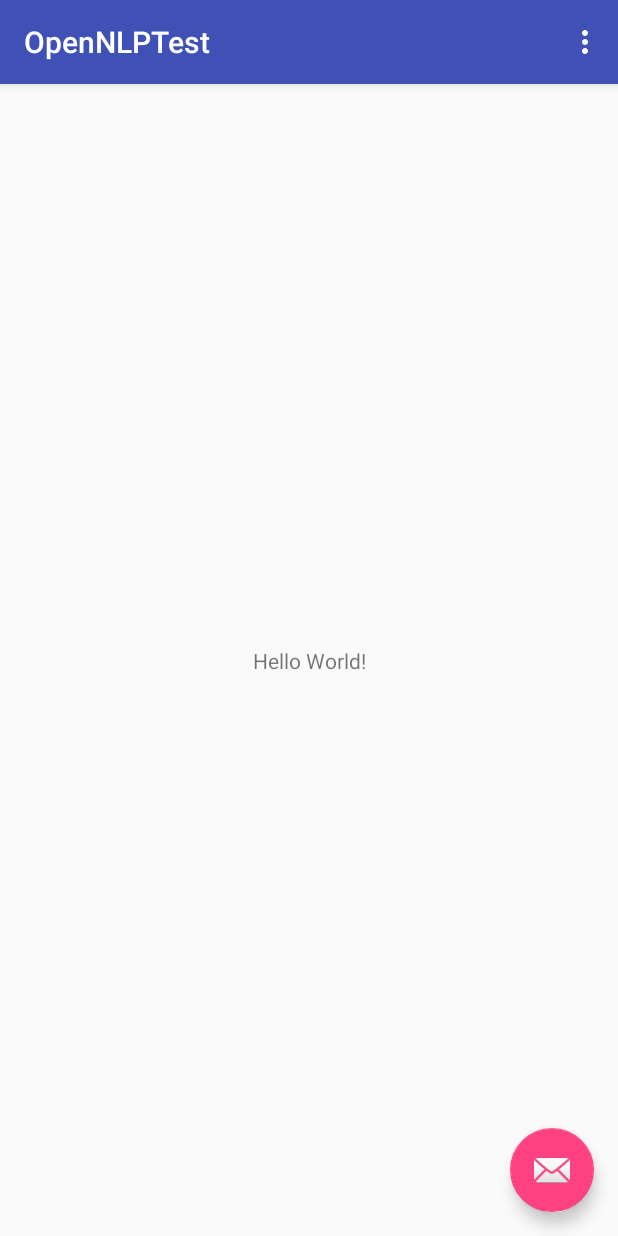
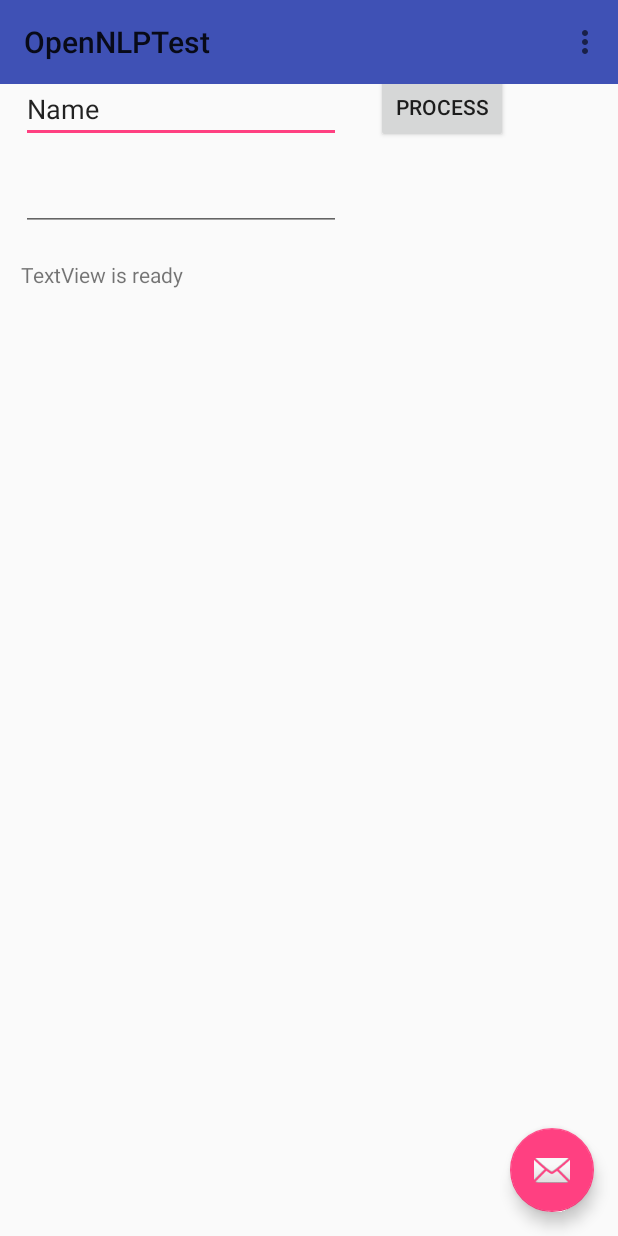
Before and after one commit to boacompiler/Personal-Assistant-Assignment, an Android app: the screen it shows after launch (MainActivity), on a phone screen of 412 x 824 dp. Run offline under Robolectric (Android 15) with nearby library versions, the phone set to English and light mode, and no system bars.

Commit message:
adds button and input for processing

```diff
--- a/app/src/main/java/com/example/robert/opennlptest/MainActivity.java
+++ b/app/src/main/java/com/example/robert/opennlptest/MainActivity.java
@@ -8,6 +8,8 @@ import android.support.v7.widget.Toolbar;
 import android.view.View;
 import android.view.Menu;
 import android.view.MenuItem;
+import android.view.inputmethod.EditorInfo;
+import android.widget.EditText;
 import android.widget.TextView;
 
 import opennlp.tools.sentdetect.SentenceDetector;
@@ -42,9 +44,45 @@ public class MainActivity extends AppCompatActivity {
                         .setAction("Action", null).show();
             }
         });
-        //my stuff
 
-        String para = "Hello computer! I am Robert, i attend Farnborough College of Technology";
+    }
+
+    @Override
+    public boolean onCreateOptionsMenu(Menu menu) {
+        // Inflate the menu; this adds items to the action bar if it is present.
+        getMenuInflater().inflate(R.menu.menu_main, menu);
+        return true;
+    }
+
+    @Override
+    public boolean onOptionsItemSelected(MenuItem item) {
+        // Handle action bar item clicks here. The action bar will
+        // automatically handle clicks on the Home/Up button, so long
+        // as you specify a parent activity in AndroidManifest.xml.
+        int id = item.getItemId();
+
+        //noinspection SimplifiableIfStatement
+        if (id == R.id.action_settings) {
+            return true;
+        }
+
+        return super.onOptionsItemSelected(item);
+    }
+
+    public void buttonOnClick(View v)
+    {
+        TextView t = (TextView)findViewById(R.id.myTextView);
+        EditText e = (EditText)findViewById(R.id.editText3);
+        t.append("\nTEST");
+        t.append(process(e.getText().toString()));
+    }
+
+    public String process(String request)
+    {
+//my stuff
+
+        //String para = "Hello computer! I am Robert, i attend Farnborough College of Technology";
+        String para = request;
 
         SentenceDetector _sentenceDetector = null;
         Tokenizer _tokenizer = null;
@@ -52,6 +90,8 @@ public class MainActivity extends AppCompatActivity {
         InputStream modelIn = null;
         InputStream modelInT = null;
         InputStream modelInN = null;
+
+        String out = "";
         try {
             // Loading sentence detection model
             modelIn = this.getAssets().open("en-sent.bin");
@@ -77,25 +117,23 @@ public class MainActivity extends AppCompatActivity {
             Span nameSpans[] = nameFinder.find(allTokens);
             //display
 
-            TextView t = (TextView)findViewById(R.id.myTextBox);
-            t.append("\nTEST");
 
             String[] sentences = _sentenceDetector.sentDetect(para);
 
             for(int i = 0;i<sentences.length;i++)
             {
-                t.append("\n" + sentences[i]);
+                out += "\n" + sentences[i];
             }
 
-            t.append("\n");
+            out += "\n";
 
             for(Span s: nameSpans)
             {
                 for(int i = s.getStart(); i< s.getEnd(); i++)
                 {
-                    t.append(allTokens[i] + " ");
+                    out += allTokens[i] + " ";
                 }
-                t.append("\n");
+                out += "\n";
             }
 
 
@@ -108,27 +146,6 @@ public class MainActivity extends AppCompatActivity {
                 } catch (final IOException e) {} // oh well!
             }
         }
-    }
-
-    @Override
-    public boolean onCreateOptionsMenu(Menu menu) {
-        // Inflate the menu; this adds items to the action bar if it is present.
-        getMenuInflater().inflate(R.menu.menu_main, menu);
-        return true;
-    }
-
-    @Override
-    public boolean onOptionsItemSelected(MenuItem item) {
-        // Handle action bar item clicks here. The action bar will
-        // automatically handle clicks on the Home/Up button, so long
-        // as you specify a parent activity in AndroidManifest.xml.
-        int id = item.getItemId();
-
-        //noinspection SimplifiableIfStatement
-        if (id == R.id.action_settings) {
-            return true;
-        }
-
-        return super.onOptionsItemSelected(item);
+        return out;
     }
 }
--- a/app/src/main/res/layout/activity_main.xml
+++ b/app/src/main/res/layout/activity_main.xml
@@ -11,16 +11,10 @@
         android:layout_height="wrap_content"
         android:theme="@style/AppTheme.AppBarOverlay">
 
-        <android.support.v7.widget.Toolbar
-            android:id="@+id/toolbar"
-            android:layout_width="match_parent"
-            android:layout_height="?attr/actionBarSize"
-            android:background="?attr/colorPrimary"
-            app:popupTheme="@style/AppTheme.PopupOverlay" />
-
     </android.support.design.widget.AppBarLayout>
 
-    <include layout="@layout/content_main" />
+    <include layout="@layout/content_main"
+        android:layout_height="301dp" />
 
     <android.support.design.widget.FloatingActionButton
         android:id="@+id/fab"
@@ -30,4 +24,11 @@
         android:layout_margin="@dimen/fab_margin"
         app:srcCompat="@android:drawable/ic_dialog_email" />
 
+    <android.support.v7.widget.Toolbar
+        android:id="@+id/toolbar"
+        android:layout_width="match_parent"
+        android:layout_height="?attr/actionBarSize"
+        android:background="?attr/colorPrimary"
+        app:popupTheme="@style/AppTheme.PopupOverlay" />
+
 </android.support.design.widget.CoordinatorLayout>
--- a/app/src/main/res/layout/content_main.xml
+++ b/app/src/main/res/layout/content_main.xml
@@ -8,14 +8,59 @@
     tools:context="com.example.robert.opennlptest.MainActivity"
     tools:showIn="@layout/activity_main">
 
-    <TextView
-        android:id="@+id/myTextBox"
-        android:layout_width="wrap_content"
-        android:layout_height="wrap_content"
-        android:text="Hello World!"
-        app:layout_constraintBottom_toBottomOf="parent"
-        app:layout_constraintLeft_toLeftOf="parent"
-        app:layout_constraintRight_toRightOf="parent"
-        app:layout_constraintTop_toTopOf="parent" />
+    <RelativeLayout
+        android:layout_width="352dp"
+        android:layout_height="535dp"
+        android:visibility="visible"
+        tools:layout_editor_absoluteX="16dp"
+        tools:layout_editor_absoluteY="16dp">
 
+        <Button
+            android:id="@+id/button4"
+            android:layout_width="wrap_content"
+            android:layout_height="wrap_content"
+            android:layout_alignParentEnd="true"
+            android:layout_alignParentRight="true"
+            android:layout_alignParentTop="true"
+            android:layout_marginEnd="13dp"
+            android:layout_marginRight="13dp"
+            android:layout_marginTop="47dp"
+            android:onClick="buttonOnClick"
+            android:text="Process" />
+
+        <EditText
+            android:id="@+id/editText3"
+            android:layout_width="wrap_content"
+            android:layout_height="wrap_content"
+            android:layout_alignBottom="@+id/button4"
+            android:layout_alignParentLeft="true"
+            android:layout_alignParentStart="true"
+            android:layout_marginLeft="14dp"
+            android:layout_marginStart="14dp"
+            android:ems="10"
+            android:inputType="textPersonName"
+            android:text="Name" />
+
+        <EditText
+            android:id="@+id/editText4"
+            android:layout_width="wrap_content"
+            android:layout_height="wrap_content"
+            android:layout_alignLeft="@+id/editText3"
+            android:layout_alignStart="@+id/editText3"
+            android:layout_below="@+id/editText3"
+            android:layout_marginTop="13dp"
+            android:ems="10"
+            android:inputType="textMultiLine" />
+
+        <TextView
+            android:id="@+id/myTextView"
+            android:layout_width="wrap_content"
+            android:layout_height="wrap_content"
+            android:layout_alignLeft="@+id/editText4"
+            android:layout_alignStart="@+id/editText4"
+            android:layout_below="@+id/editText4"
+            android:layout_marginTop="19dp"
+            android:text="TextView is ready" />
+
+    </RelativeLayout>
 </android.support.constraint.ConstraintLayout>
```
